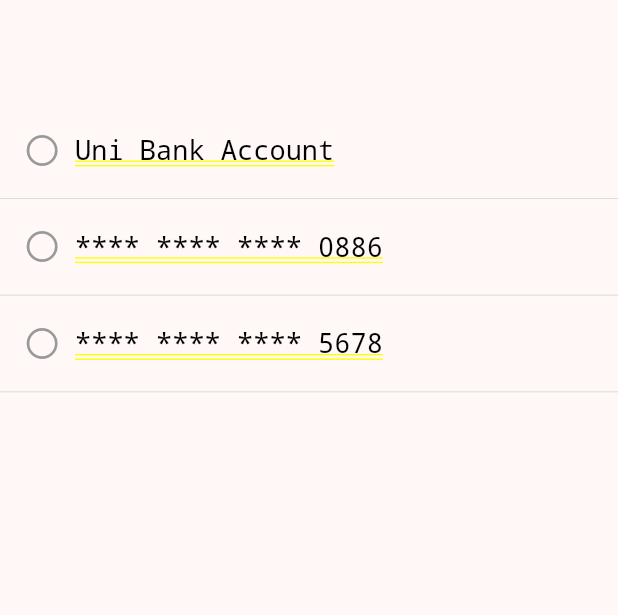
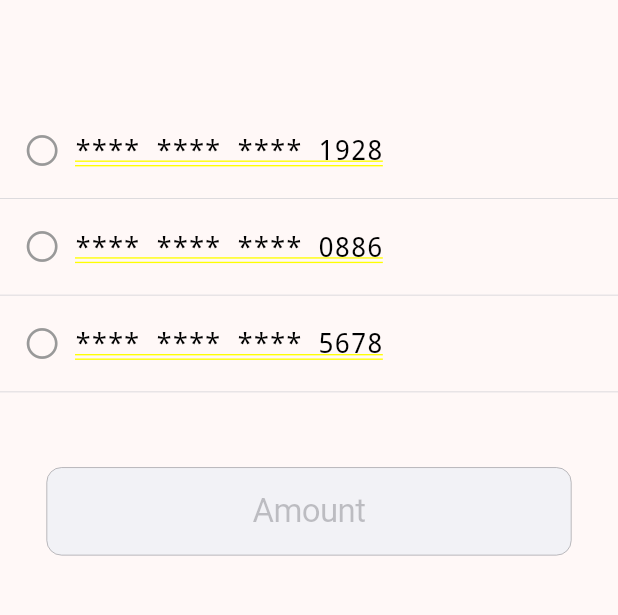
Before and after one commit to RoxyDiya/SapienzaPay, a Flutter app: the AddMoneyModal screen opened directly, on a phone screen of 412 x 824 dp, the part 48-663 px from its top. Run offline on Flutter 3.47's test engine with Material 3 defaults, Android fonts, the phone set to English and light mode, and no system bars.

Commit message:
In Add Money we merged the two screens into one

```diff
--- a/lib/home_page.dart
+++ b/lib/home_page.dart
@@ -463,9 +463,17 @@ class AddMoneyModal extends StatefulWidget {
   _AddMoneyModalState createState() => _AddMoneyModalState();
 }
 
-
 class _AddMoneyModalState extends State<AddMoneyModal> {
   int? _selectedOption;
+  String _amount = '';
+  bool _isAmountValid = false;
+
+  void _updateAmount(String value) {
+    setState(() {
+      _amount = value;
+      _isAmountValid = double.tryParse(value) != null && double.parse(value) > 0;
+    });
+  }
 
   @override
   Widget build(BuildContext context) {
@@ -482,7 +490,7 @@ class _AddMoneyModalState extends State<AddMoneyModal> {
             Navigator.pop(context);
           },
         ),
-        trailing: _selectedOption != null
+        trailing: _isAmountValid
             ? CupertinoButton(
                 padding: EdgeInsets.zero,
                 child: Text('Next', style: TextStyle(color: Colors.black)),
@@ -503,9 +511,32 @@ class _AddMoneyModalState extends State<AddMoneyModal> {
         padding: const EdgeInsets.only(top: 100.0), // Adjust the padding value as needed
         child: Column(
           children: [
-            _buildOptionRow(0, 'Uni Bank Account'),
+            _buildOptionRow(0, '**** **** **** 1928'),
             _buildOptionRow(1, '**** **** **** 0886'),
             _buildOptionRow(2, '**** **** **** 5678'),
+            SizedBox(height: 50),
+            Container(
+              width: 350 , // Set the desired width for the input field
+              child: CupertinoTextField(
+                placeholder: 'Amount',
+                keyboardType: TextInputType.number,
+                textAlign: TextAlign.center,
+                style: TextStyle(fontSize: 22),
+                padding: EdgeInsets.symmetric(vertical: 16, horizontal: 10),
+                decoration: BoxDecoration(
+                  color: _selectedOption != null
+                      ? Color.fromARGB(255, 242, 217, 217)
+                      : Color.fromARGB(255, 242, 242, 246),
+                  borderRadius: BorderRadius.circular(10),
+                  border: Border.all(
+                    color: CupertinoColors.systemGrey,
+                    width: 0.4,
+                  ),
+                ),
+                enabled: _selectedOption != null, // Disable the input field until a payment method is selected
+                onChanged: _updateAmount,
+              ),
+            ),
           ],
         ),
       ),
@@ -565,7 +596,7 @@ class EnterAmountScreen extends StatelessWidget {
     String selectedPaymentMethod;
     switch (selectedOption) {
       case 0:
-        selectedPaymentMethod = 'Uni Bank Account';
+        selectedPaymentMethod = '**** **** **** 1928';
         break;
       case 1:
         selectedPaymentMethod = '**** **** **** 0886';
@@ -590,7 +621,7 @@ class EnterAmountScreen extends StatelessWidget {
             Navigator.pop(context);
           },
         ),
-        trailing: Container(),
+        trailing: Container(), // Empty container to balance the Cancel button
       ),
       child: Center(
         child: Padding(
@@ -670,8 +701,6 @@ class EnterAmountScreen extends StatelessWidget {
                   ),
                 ],
               ),
-
-
               SizedBox(height: 80),
               CupertinoTextField(
                 placeholder: 'Amount',
@@ -696,8 +725,6 @@ class EnterAmountScreen extends StatelessWidget {
     );
   }
 }
-
-
   List<Widget> get universityTransactions {
     return [
       _buildTransactionItem('University Fee', '€300.00', '12 March 2023'),
```
Lines whose indentation alone changed are shown as unchanged.
